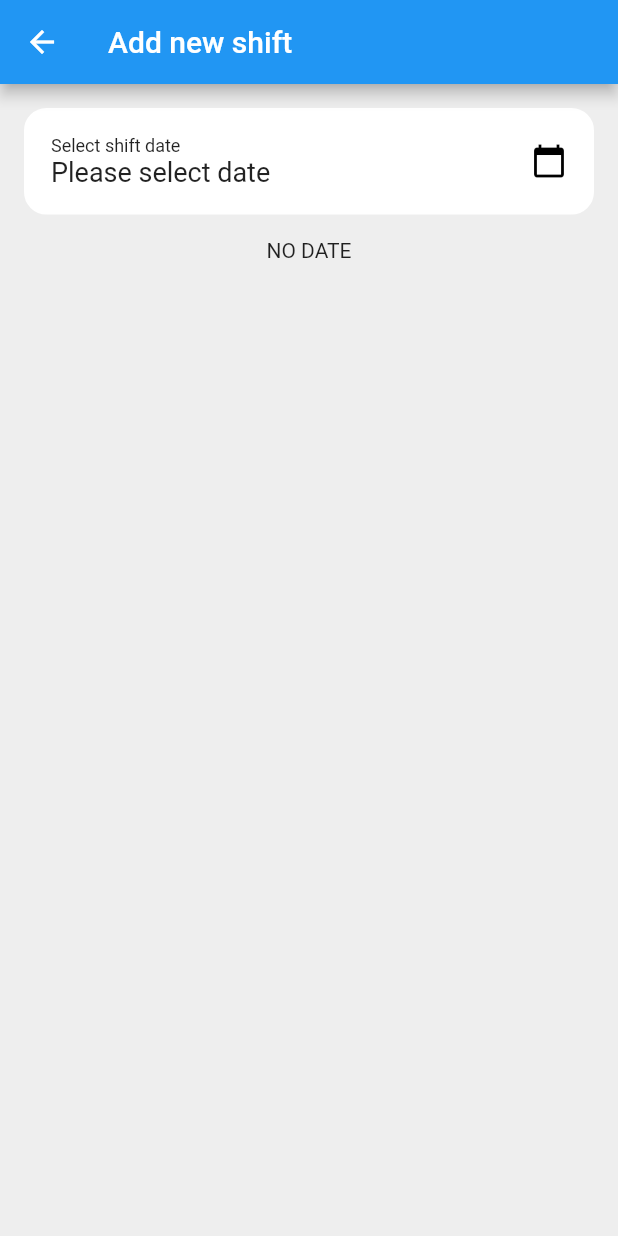
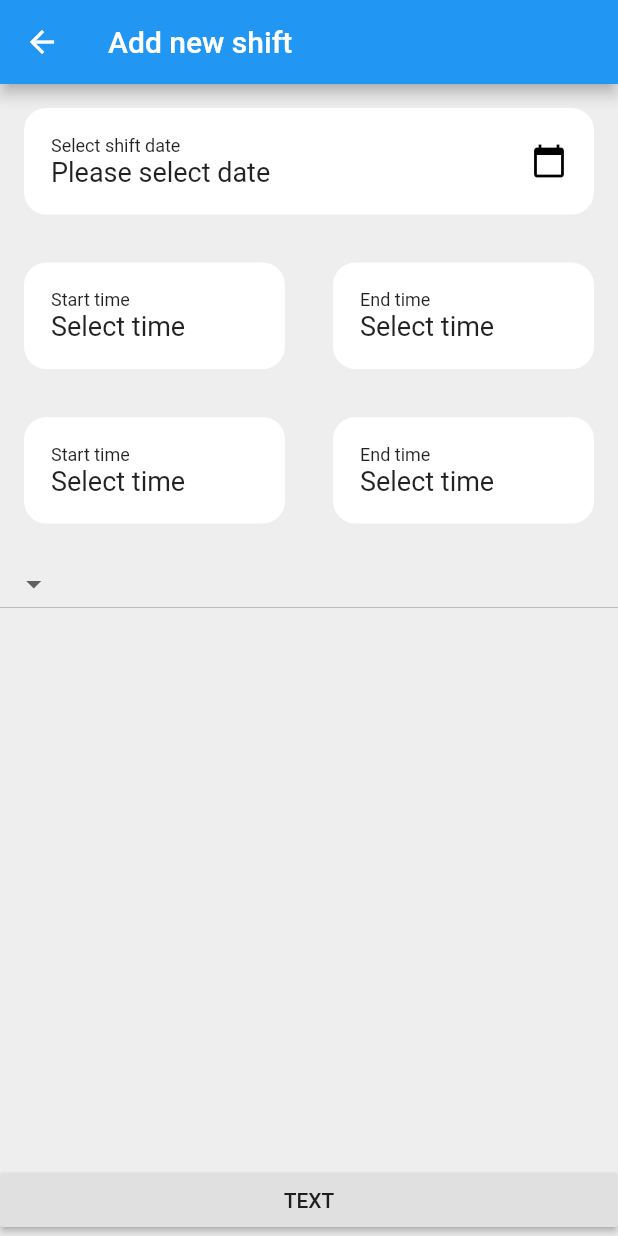
Before and after one commit to KarolisZiukas/logging_hours_flutter, a Flutter app: the AddNewShiftActivity screen opened directly, on a phone screen of 412 x 824 dp. Run offline on Flutter 3.47's test engine with Material 2 defaults, Android fonts, the phone set to English and light mode, and no system bars.

Commit message:
asemble layout

```diff
--- a/lib/src/ui/AddNewShiftActivity.dart
+++ b/lib/src/ui/AddNewShiftActivity.dart
@@ -1,13 +1,15 @@
 import 'package:flutter/material.dart';
 import 'DateRowComponent.dart';
+import 'TimePickerComponent.dart';
+
 class AddNewShiftActivity extends StatefulWidget {
   @override
   AddNewShiftActivityState createState() => AddNewShiftActivityState();
 }
 
 class AddNewShiftActivityState extends State<AddNewShiftActivity> {
-
   var gotTheDate = "NO DATE";
+  var gotTheTime = "NO TIME";
 
   void printDate(String date) {
     setState(() {
@@ -26,11 +28,72 @@ class AddNewShiftActivityState extends State<AddNewShiftActivity> {
       ),
       body: Column(
         children: <Widget>[
-            DateRowComponent(
-              onPressed: printDate,
+          DateRowComponent(
+            onPressed: printDate,
+          ),
+          Row(
+            children: <Widget>[
+              Flexible(
+                child: TimePickerComponent(
+                  onPressed: printDate,
+                  whichValueToSelect: "Start",
+                ),
+              ),
+              Flexible(
+                child: TimePickerComponent(
+                  onPressed: printDate,
+                  whichValueToSelect: "End",
+                ),
+              ),
+            ],
+          ),
+          Row(
+            children: <Widget>[
+              Flexible(
+                child: TimePickerComponent(
+                  onPressed: printDate,
+                  whichValueToSelect: "Start",
+                ),
+              ),
+              Flexible(
+                child: TimePickerComponent(
+                  onPressed: printDate,
+                  whichValueToSelect: "End",
+                ),
+              ),
+            ],
+          ),
+          Row(
+            children: <Widget>[
+              Expanded(
+                child: DropdownButton<String>(
+                  items: <String>['A', 'B', 'C', 'D'].map((String value) {
+                    return new DropdownMenuItem<String>(
+                      value: value,
+                      child: new Text(value),
+                    );
+                  }).toList(),
+                  onChanged: (_) {},
+                ),
+              ),
+            ],
+          ),
+          Flexible(
+            child: Column(
+              mainAxisAlignment: MainAxisAlignment.end,
+              children: <Widget>[
+                Row(
+                  children: <Widget>[
+                    Expanded(
+                      child: RaisedButton(
+                        onPressed: () {},
+                        child: Text("TEXT"),
+                      ),
+                    )
+                  ],
+                )
+              ],
             ),
-          Text(
-            '$gotTheDate'
           )
         ],
       ),
--- /dev/null
+++ b/lib/src/ui/TimePickerComponent.dart
@@ -0,0 +1,74 @@
+import 'package:flutter/material.dart';
+import 'package:intl/intl.dart';
+
+class TimePickerComponent extends StatefulWidget {
+  final ValueChanged<String> onPressed;
+  final String whichValueToSelect;
+
+  TimePickerComponent({
+    this.onPressed,
+    this.whichValueToSelect
+  });
+
+  @override
+  State createState() {
+    return TimePickerComponentState();
+  }
+}
+
+class TimePickerComponentState extends State<TimePickerComponent> {
+  var formatter = new DateFormat('yyyy-MM-dd');
+  TimeOfDay currentTime = TimeOfDay.now();
+  String formatted = "Select time";
+  Future<Null> _selectDate(BuildContext context) async {
+    final TimeOfDay picked = await showTimePicker(
+        context: context,
+        initialTime: currentTime);
+    if (picked != null)
+      setState(() {
+//        formatted =
+        widget.onPressed(picked.toString());
+      });
+  }
+
+  @override
+  Widget build(BuildContext context) {
+    return Row(
+      mainAxisAlignment: MainAxisAlignment.start,
+      children: <Widget>[
+        Flexible(
+          child: InkWell(
+            onTap: () => _selectDate(context),
+            child: Container(
+                decoration: BoxDecoration(
+                    borderRadius: BorderRadius.circular(15.0),
+                    color: Color(0xFFFFFFFF),
+                    border: Border.all(color: Color(0xFFFFFFFF), width: 2.0)),
+                padding: EdgeInsets.all(16),
+                margin: EdgeInsets.all(16),
+                child: Row(
+                  crossAxisAlignment: CrossAxisAlignment.center,
+                  children: <Widget>[
+                      Column(
+                        crossAxisAlignment: CrossAxisAlignment.start,
+                        mainAxisAlignment: MainAxisAlignment.start,
+                        children: <Widget>[
+                          Text(
+                            '${widget.whichValueToSelect} time',
+                            style: TextStyle(fontSize: 12),
+                          ),
+                          Text(
+                            '$formatted',
+                            style: TextStyle(fontSize: 18),
+                          ),
+                        ],
+                      ),
+                  ],
+                )),
+            splashColor: Colors.black,
+          ),
+        ),
+      ],
+    );
+  }
+}
```
Also changed, not shown: 4 other files.
